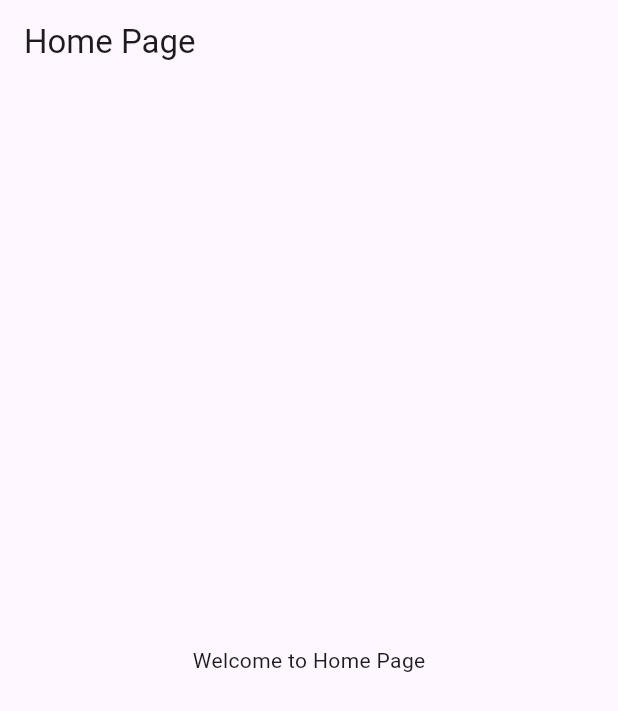
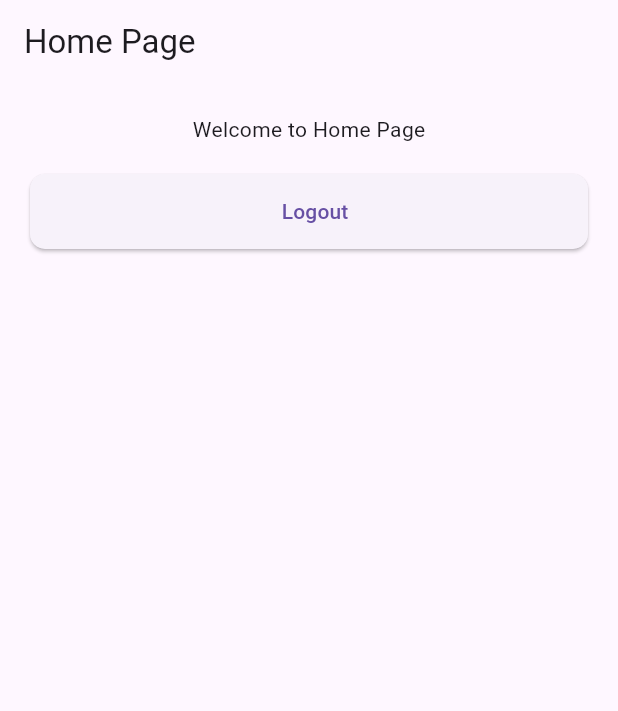
Before and after one commit to rodrigogmdias/flutter-boilerplate, a Flutter app: the HomePage screen opened by its route, on a phone screen of 412 x 824 dp. Shown: the top 711 px of the screen. Run offline on Flutter 3.47's test engine with Material 3 defaults, Android fonts, the phone set to English and light mode, and no system bars; our stand-ins replace bloc, firebase_core, flutter_bloc, go_router; accounts and stored records are empty; generated files the repository leaves out were written again.

```diff
--- a/lib/feature/home/home_page.dart
+++ b/lib/feature/home/home_page.dart
@@ -1,4 +1,6 @@
+import 'package:boilerplate/shared/components/custom_buttons.dart';
 import 'package:flutter/material.dart';
+import 'package:go_router/go_router.dart';
 
 class HomePage extends StatelessWidget {
   const HomePage({super.key});
@@ -9,8 +11,18 @@ class HomePage extends StatelessWidget {
       appBar: AppBar(
         title: const Text('Home Page'),
       ),
-      body: const Center(
-        child: Text('Welcome to Home Page'),
+      body: Padding(
+        padding: const EdgeInsets.all(20.0),
+        child: Column(
+          children: [
+            const Text('Welcome to Home Page'),
+            const SizedBox(height: 20),
+            CustomButton(
+              label: "Logout",
+              onPressed: () => context.go('/'),
+            ),
+          ],
+        ),
       ),
     );
   }
--- a/lib/feature/login/cubit/login_cubit.dart
+++ b/lib/feature/login/cubit/login_cubit.dart
@@ -4,5 +4,9 @@ import 'package:meta/meta.dart';
 part 'login_state.dart';
 
 class LoginCubit extends Cubit<LoginState> {
-  LoginCubit() : super(LoginInitial());
+  LoginCubit() : super(const LoginInitial());
+
+  void rememberMe(bool value) {
+    emit(LoginInitial(rememberChecked: value));
+  }
 }
--- a/lib/main.dart
+++ b/lib/main.dart
@@ -1,9 +1,9 @@
-import 'package:boilerplate/constants.dart';
-import 'package:boilerplate/shared/router/app_router.dart';
 import 'package:firebase_core/firebase_core.dart';
 import 'package:flutter/material.dart';
 
+import 'constants.dart';
 import 'firebase_options.dart';
+import 'shared/router/app_router.dart';
 
 void main() async {
   WidgetsFlutterBinding.ensureInitialized();
--- /dev/null
+++ b/lib/shared/components/custom_buttons.dart
@@ -0,0 +1,31 @@
+import 'package:flutter/material.dart';
+
+class CustomButton extends StatelessWidget {
+  final String label;
+  final IconData? icon;
+  final VoidCallback onPressed;
+
+  const CustomButton({
+    super.key,
+    required this.label,
+    this.icon,
+    required this.onPressed,
+  });
+
+  @override
+  Widget build(BuildContext context) {
+    return SizedBox(
+      width: double.infinity,
+      child: ElevatedButton.icon(
+        style: ElevatedButton.styleFrom(
+          padding: const EdgeInsets.symmetric(vertical: 15),
+          shape:
+              RoundedRectangleBorder(borderRadius: BorderRadius.circular(10)),
+        ),
+        onPressed: onPressed,
+        icon: icon != null ? Icon(icon) : const SizedBox.shrink(),
+        label: Text(label),
+      ),
+    );
+  }
+}
--- a/lib/shared/router/app_router.dart
+++ b/lib/shared/router/app_router.dart
@@ -1,6 +1,6 @@
-import 'package:boilerplate/feature/home/home_page.dart';
 import 'package:go_router/go_router.dart';
 
+import '../../feature/home/home_page.dart';
 import '../../feature/login/login_page.dart';
 
 mixin AppRouter {
```
Also changed, not shown: lib/feature/login/cubit/login_state.dart (+7 -2 lines), lib/feature/login/login_page.dart (+43 -9 lines), lib/feature/login/widgets/login_button.dart (added, +21 -0 lines), lib/feature/login/widgets/remember_me_and_forget_password.dart (added, +36 -0 lines), lib/feature/login/widgets/sign_up_text.dart (added, +16 -0 lines), lib/feature/login/widgets/social_buttons.dart (added, +37 -0 lines), lib/shared/components/custom_text_field.dart (added, +31 -0 lines).
